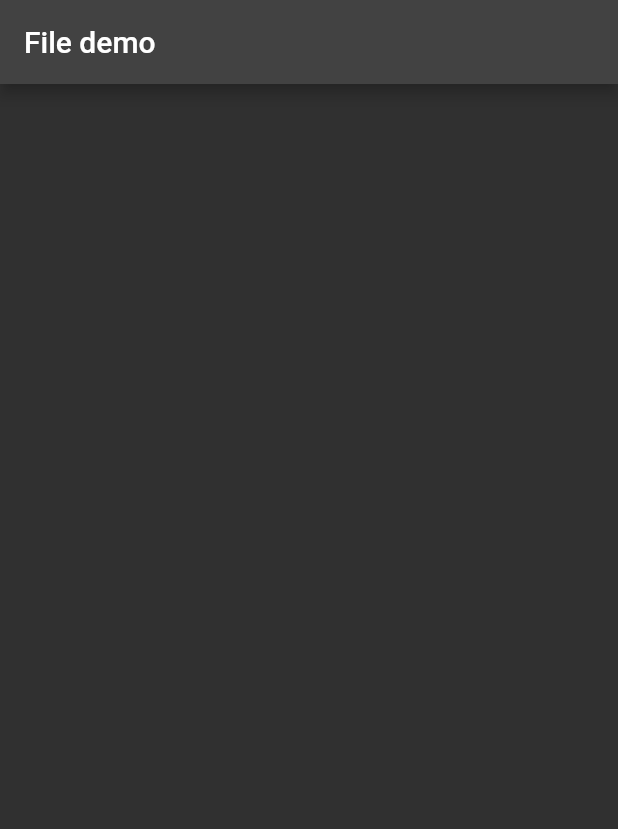
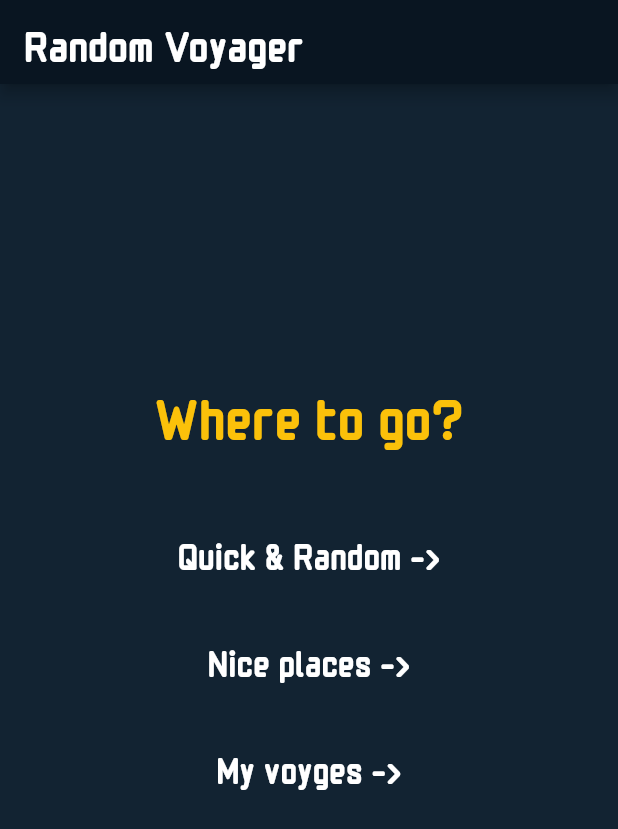
Before and after one commit to ticvac/random_voyager, a Flutter app: the screen it shows after launch, on a phone screen of 412 x 824 dp. Shown: the top 829 px of the screen. Run offline on Flutter 3.47's test engine with Material 2 defaults, Android fonts, the light colour scheme and no system bars.

Commit message:
barvy a font

```diff
--- a/lib/main.dart
+++ b/lib/main.dart
@@ -10,6 +10,7 @@ class MyApp extends StatelessWidget {
   @override
   Widget build(BuildContext context) {
     return MaterialApp(
+      debugShowCheckedModeBanner: false,
       title: "File demo",
       theme: ThemeData.dark(),
       home: const MyHomePage(),
@@ -24,15 +25,72 @@ class MyHomePage extends StatefulWidget {
   State<MyHomePage> createState() => _MyHomePageState();
 }
 
+Color backgroundColor = const Color(0xff122332);
+Color coolYellow = const Color(0xfffbc10a);
+Color darkerBlue = const Color(0xff091521);
+
+TextStyle buttonTextStyle = TextStyle(
+  fontSize: 25,
+  fontFamily: "hand_mono",
+  color: Colors.white,
+);
+
 class _MyHomePageState extends State<MyHomePage> {
   @override
   Widget build(BuildContext context) {
     return Scaffold(
+      backgroundColor: backgroundColor,
       appBar: AppBar(
-        title: Text("File demo"),
+        title: Text(
+          "Random Voyager",
+          style: TextStyle(
+              fontSize: 30,
+              fontFamily: "hand_mono",
+              color: Colors.white
+          ),
+        ),
+        backgroundColor: darkerBlue,
       ),
-      body: Container(
-
+      body: Center(
+        child: Column(
+          mainAxisAlignment: MainAxisAlignment.center,
+          children: [
+            Spacer(flex: 10,),
+            Text(
+              "Where to go?",
+              style: TextStyle(
+                color: coolYellow,
+                fontSize: 40,
+                fontFamily: "hand_mono",
+              ),
+            ),
+            Spacer(flex: 2,),
+            TextButton(
+              onPressed: () {},
+              child: Text(
+                "   Quick & Random ->   ",
+                style: buttonTextStyle,
+              ),
+            ),
+            Spacer(),
+            TextButton(
+              onPressed: () {},
+              child: Text(
+                "   Nice places ->   ",
+                style: buttonTextStyle,
+              ),
+            ),
+            Spacer(),
+            TextButton(
+              onPressed: () {},
+              child: Text(
+                "   My voyges ->   ",
+                style: buttonTextStyle,
+              ),
+            ),
+            Spacer(flex: 15,),
+          ],
+        ),
       ),
     );
   }
--- a/pubspec.yaml
+++ b/pubspec.yaml
@@ -85,6 +85,10 @@ flutter:
   #       - asset: fonts/TrajanPro.ttf
   #       - asset: fonts/TrajanPro_Bold.ttf
   #         weight: 700
+  fonts:
+    - family: hand_mono
+      fonts:
+        - asset: assets/fonts/hand_mono.ttf
   #
   # For details regarding fonts from package dependencies,
   # see https://flutter.dev/custom-fonts/#from-packages
```
Also changed, not shown: assets/fonts/hand_mono.ttf (added).
